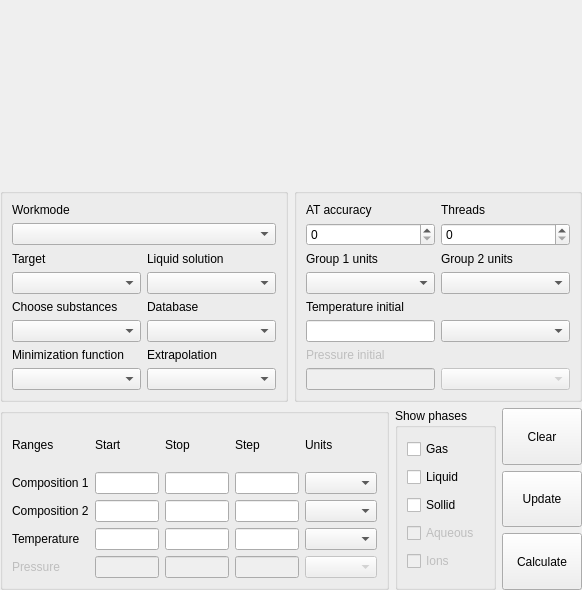
alexonemore/atc, file src/calculationparameters.ui: the form before one commit.
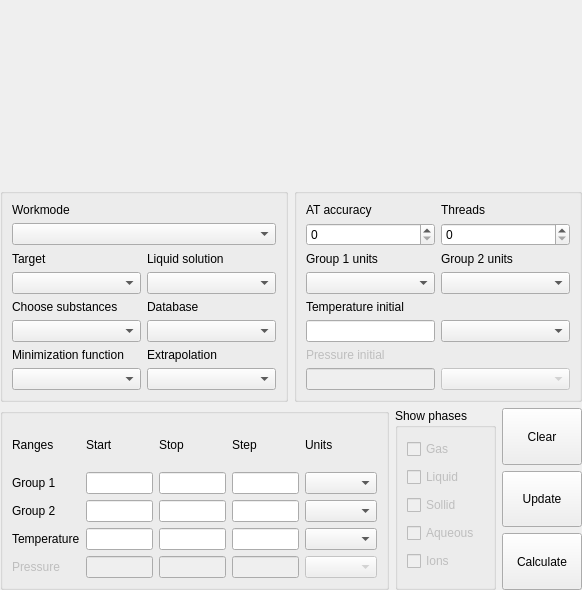
The form after the commit. Custom widgets are drawn as their Qt base class.

Patch:
```diff
--- a/src/calculationparameters.ui
+++ b/src/calculationparameters.ui
@@ -293,7 +293,7 @@
         <item row="2" column="0">
          <widget class="QLabel" name="label_37">
           <property name="text">
-           <string>Composition 2</string>
+           <string>Group 2</string>
           </property>
          </widget>
         </item>
@@ -453,7 +453,7 @@
         <item row="1" column="0">
          <widget class="QLabel" name="label_38">
           <property name="text">
-           <string>Composition 1</string>
+           <string>Group 1</string>
           </property>
          </widget>
         </item>
@@ -504,6 +504,9 @@
        <layout class="QVBoxLayout" name="verticalLayout">
         <item>
          <widget class="QCheckBox" name="show_gas">
+          <property name="enabled">
+           <bool>false</bool>
+          </property>
           <property name="text">
            <string>Gas</string>
           </property>
@@ -511,6 +514,9 @@
         </item>
         <item>
          <widget class="QCheckBox" name="show_liquid">
+          <property name="enabled">
+           <bool>false</bool>
+          </property>
           <property name="text">
            <string>Liquid</string>
           </property>
@@ -518,6 +524,9 @@
         </item>
         <item>
          <widget class="QCheckBox" name="show_solid">
+          <property name="enabled">
+           <bool>false</bool>
+          </property>
           <property name="text">
            <string>Sollid</string>
           </property>
```
